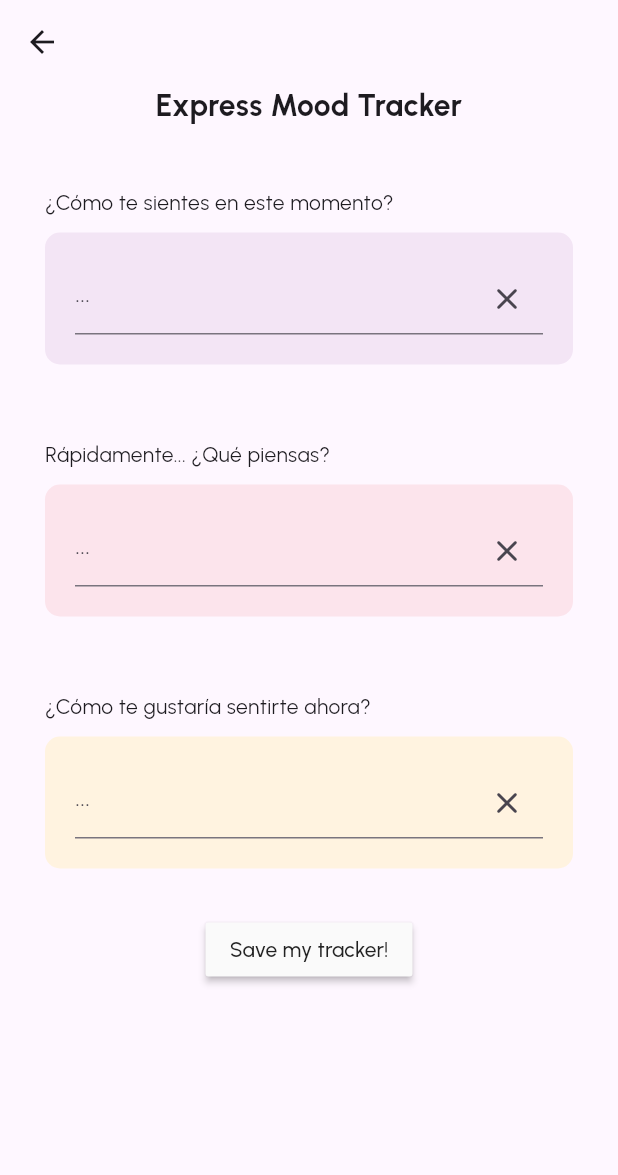
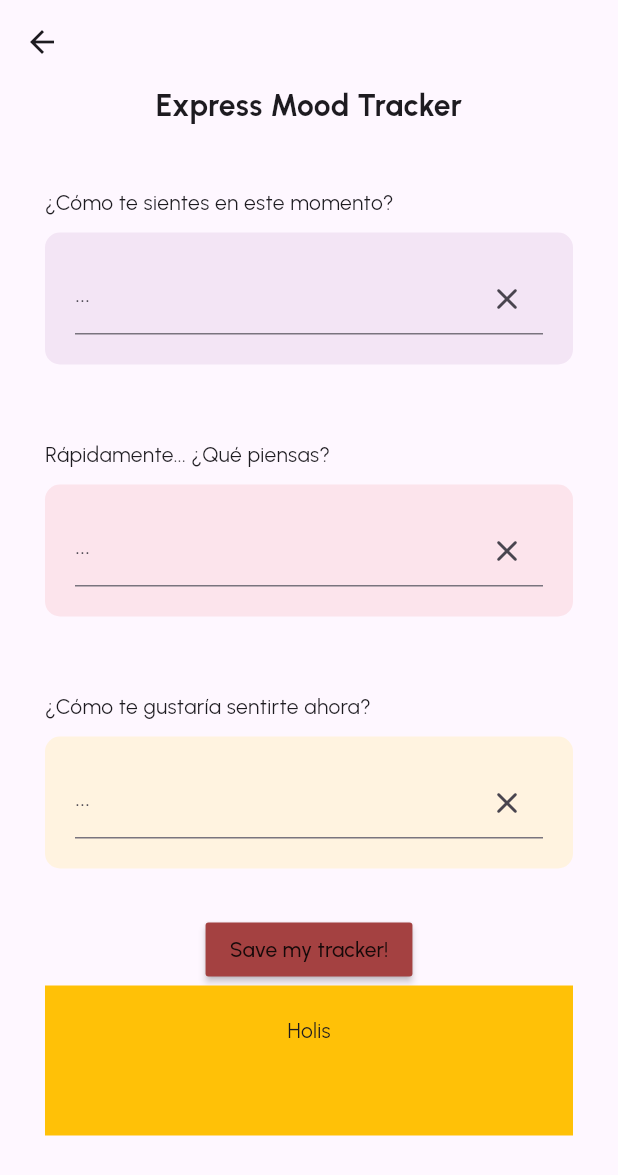
Before and after one commit to binivazqua/bejoy-, a Flutter app: the moodTracker screen opened directly, on a phone screen of 412 x 824 dp. Shown: the top 1175 px of the screen. Run offline on Flutter 3.47's test engine with Material 3 defaults, Android fonts, the phone set to English and light mode, and no system bars; our stand-ins replace audioplayers, avatar_glow, curved_navigation_bar, firebase_core, google_fonts and 1 more; missing offline and left inert: dart:ffi, dart:html, highlight_text; accounts and stored records are empty.

Commit message:
ttrying to solve mood tracker not workin

```diff
--- a/lib/pages/subs/moodTracker.dart
+++ b/lib/pages/subs/moodTracker.dart
@@ -1,3 +1,5 @@
+import 'dart:html';
+
 import 'package:flutter/material.dart';
 import 'package:flutter/rendering.dart';
 import 'package:flutter/widgets.dart';
@@ -113,7 +115,7 @@ class _moodTrackerState extends State<moodTracker> {
               ),
 
               MaterialButton(
-                color: Colors.grey[50],
+                color: const Color.fromARGB(255, 164, 65, 65),
                 focusColor: const Color.fromARGB(255, 163, 62, 62),
                 onPressed: () {
                   _textControlVerif1;
@@ -124,10 +126,15 @@ class _moodTrackerState extends State<moodTracker> {
               // display text:
               Container(
                   child: Container(
+                      color: Colors.amber,
                       padding: EdgeInsets.all(20),
                       child: Center(
                           child: Column(
-                        children: [Text(userPost), Text(userPost2)],
+                        children: [
+                          Text('Holis'),
+                          Text(userPost),
+                          Text(userPost2)
+                        ],
                       )))),
             ],
           ),
@@ -138,6 +145,8 @@ class _moodTrackerState extends State<moodTracker> {
 
   void _textControlVerif1() {
     String emotion = _textController3.text.toString();
+
+    print('BUTTON WORKS');
 
     if ((_textController1.text == 'bien' ||
         _textController1.text == 'feliz' ||
```
